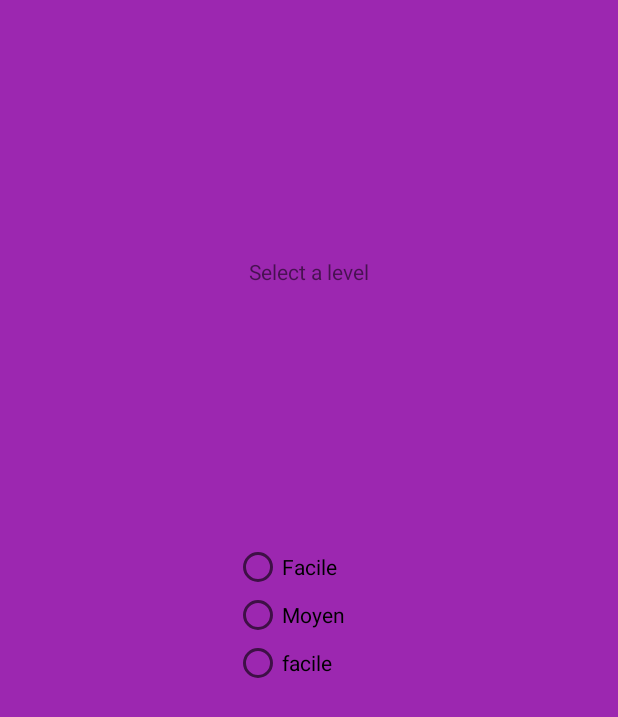
After one commit to Boub123/ProjetAndroidFlashCard, an Android app: the layout popupwindow.xml on its own in the app's theme, with its tools: preview values and no code run, on a phone screen of 412 x 824 dp. The commit adds this screen. Shown: the top 717 px of the screen. Run offline under Robolectric (Android 15) with nearby library versions, the phone set to English and light mode, and no system bars.

Commit message:
popup page

```diff
--- a/FlashCard/app/src/main/AndroidManifest.xml
+++ b/FlashCard/app/src/main/AndroidManifest.xml
@@ -9,15 +9,14 @@
         android:roundIcon="@mipmap/ic_launcher_round"
         android:supportsRtl="true"
         android:theme="@style/AppTheme">
-        <activity android:name=".GameActivity">
+        <activity android:name=".MainActivity">
             <intent-filter>
                 <action android:name="android.intent.action.MAIN" />
 
                 <category android:name="android.intent.category.LAUNCHER" />
             </intent-filter>
         </activity>
-        <activity android:name=".MainActivity">
-        </activity>
+        <activity android:name=".PopUpButton"></activity>
     </application>
 
 </manifest>
--- /dev/null
+++ b/FlashCard/app/src/main/res/layout/popupwindow.xml
@@ -0,0 +1,51 @@
+<?xml version="1.0" encoding="utf-8"?>
+<androidx.constraintlayout.widget.ConstraintLayout xmlns:android="http://schemas.android.com/apk/res/android"
+    xmlns:app="http://schemas.android.com/apk/res-auto"
+    xmlns:tools="http://schemas.android.com/tools"
+    android:layout_width="match_parent"
+    android:layout_height="match_parent"
+    android:background="#9C27B0">
+
+
+    <RadioGroup
+        android:id="@+id/radioGroup"
+        android:layout_width="100dp"
+        android:layout_height="100dp"
+        app:layout_constraintBottom_toBottomOf="parent"
+        app:layout_constraintEnd_toEndOf="parent"
+        app:layout_constraintStart_toStartOf="parent"
+        app:layout_constraintTop_toTopOf="parent">
+
+        <RadioButton
+            android:id="@+id/radioFacile"
+            android:layout_width="wrap_content"
+            android:layout_height="wrap_content"
+            android:onClick="checkButton"
+            android:text="Facile" />
+
+        <RadioButton
+            android:id="@+id/radioMoyen"
+            android:layout_width="wrap_content"
+            android:layout_height="wrap_content"
+            android:onClick="checkButton"
+            android:text="Moyen" />
+
+        <RadioButton
+            android:id="@+id/radioDificile"
+            android:layout_width="wrap_content"
+            android:layout_height="wrap_content"
+            android:onClick="checkButton"
+            android:text="@string/facile" />
+    </RadioGroup>
+
+    <TextView
+        android:id="@+id/LeveltextView"
+        android:layout_width="wrap_content"
+        android:layout_height="wrap_content"
+        android:text="Select a level"
+        app:layout_constraintBottom_toTopOf="@+id/radioGroup"
+        app:layout_constraintEnd_toEndOf="parent"
+        app:layout_constraintStart_toStartOf="parent"
+        app:layout_constraintTop_toTopOf="parent" />
+
+</androidx.constraintlayout.widget.ConstraintLayout>
--- a/FlashCard/app/src/main/res/values/strings.xml
+++ b/FlashCard/app/src/main/res/values/strings.xml
@@ -1,3 +1,4 @@
 <resources>
     <string name="app_name">FlashCard</string>
+    <string name="facile">facile</string>
 </resources>
```
Also changed, not shown: FlashCard/app/src/main/java/com/example/flashcard/MainActivity.java (+12 -0 lines), FlashCard/app/src/main/java/com/example/flashcard/PopUpButton.java (added, +24 -0 lines), FlashCard/app/src/main/res/layout/activity_main.xml (+31 -5 lines).
